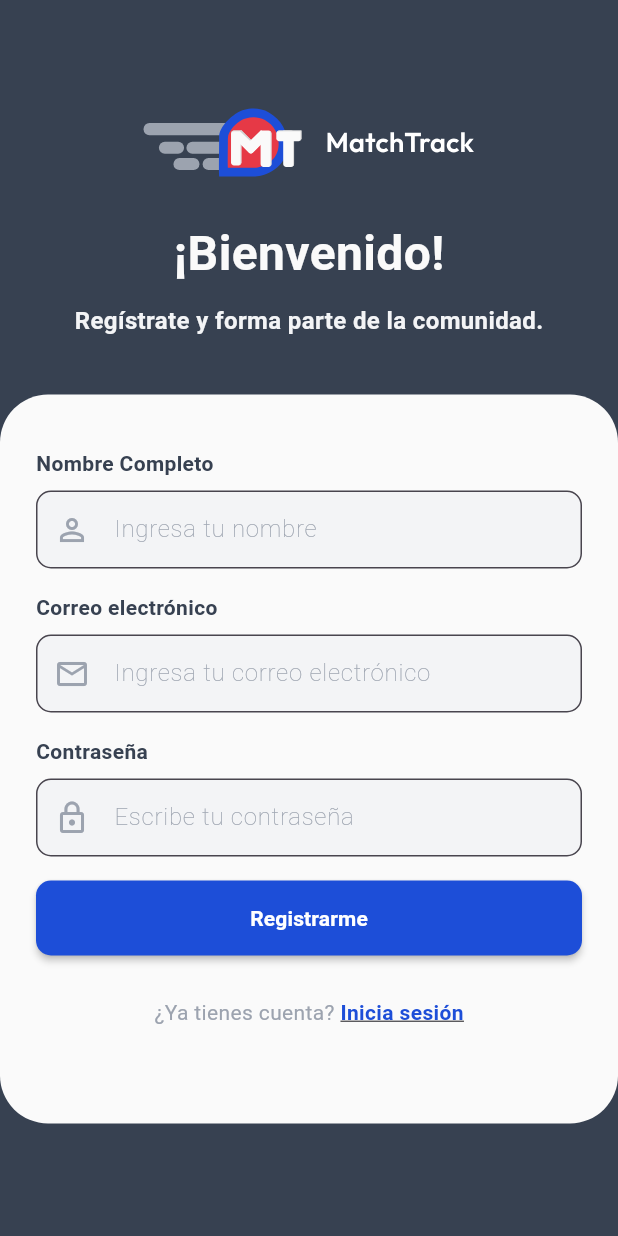
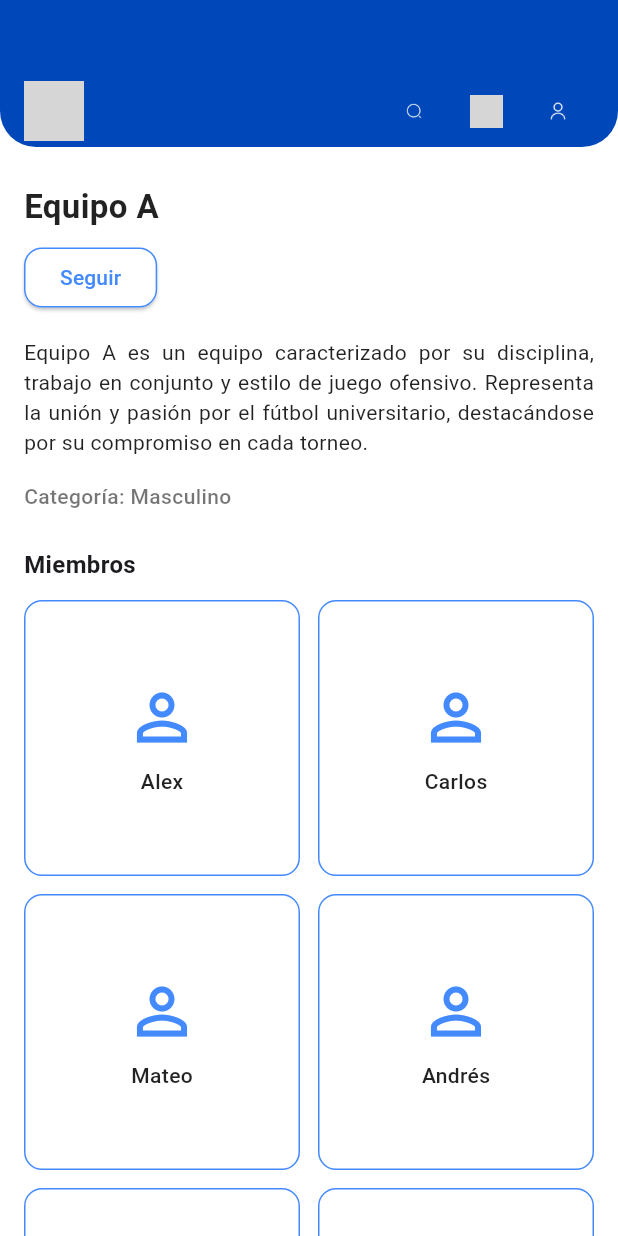
Before and after one commit to yei5/match_track, a Flutter app: the screen it shows after launch, on a phone screen of 412 x 824 dp. Run offline on Flutter 3.47's test engine with Material 3 defaults, Android fonts, the phone set to English and light mode, and no system bars; our stand-ins replace flutter_bloc, flutter_dotenv, flutter_svg, supabase_flutter; accounts and stored records are empty; grey boxes are pictures that could not be loaded.

Commit message:
structure screen team details

```diff
--- /dev/null
+++ b/lib/features/team_details/ui/screens/details_screen.dart
@@ -0,0 +1,182 @@
+import 'package:flutter/material.dart';
+
+class TeamDetailsScreen extends StatelessWidget {
+  const TeamDetailsScreen({super.key});
+
+  @override
+  Widget build(BuildContext context) {
+    final Map<String, dynamic> team = {
+      'name': 'Equipo A',
+      'description':
+          'Equipo A es un equipo caracterizado por su disciplina, trabajo en conjunto y estilo de juego ofensivo. Representa la unión y pasión por el fútbol universitario, destacándose por su compromiso en cada torneo.',
+      'category': 'Masculino',
+      'members': ['Alex', 'Carlos', 'Mateo', 'Andrés', 'Luis', 'David'],
+    };
+
+    return Scaffold(
+      backgroundColor: Colors.white,
+      body: SingleChildScrollView(
+        child: Column(
+          crossAxisAlignment: CrossAxisAlignment.start,
+          children: [
+            Container(
+              width: double.infinity,
+              padding: const EdgeInsets.only(top: 50, left: 16, right: 16),
+              decoration: const BoxDecoration(
+                color: Color(0xFF0048BA),
+                borderRadius: BorderRadius.only(
+                  bottomLeft: Radius.circular(24),
+                  bottomRight: Radius.circular(24),
+                ),
+              ),
+              child: Row(
+                mainAxisAlignment: MainAxisAlignment.spaceBetween,
+                children: [
+                  Image.asset('assets/header_logo.svg', height: 40),
+                  Row(
+                    children: [
+                      IconButton(
+                        onPressed: () {},
+                        icon: Image.asset(
+                          'assets/icons/Buscador_componente.png',
+                          height: 22,
+                        ),
+                      ),
+                      IconButton(
+                        onPressed: () {},
+                        icon: Image.asset(
+                          'assets/icons/Notifications.png',
+                          height: 22,
+                        ),
+                      ),
+                      IconButton(
+                        onPressed: () {},
+                        icon: Image.asset(
+                          'assets/icons/ProfileAction.png',
+                          height: 26,
+                        ),
+                      ),
+                    ],
+                  ),
+                ],
+              ),
+            ),
+
+            const SizedBox(height: 24),
+
+            Padding(
+              padding: const EdgeInsets.symmetric(horizontal: 16),
+              child: Column(
+                crossAxisAlignment: CrossAxisAlignment.start,
+                children: [
+                  Text(
+                    team['name'] as String,
+                    style: const TextStyle(
+                      fontWeight: FontWeight.bold,
+                      fontSize: 22,
+                      color: Colors.black87,
+                    ),
+                  ),
+                  const SizedBox(height: 8),
+                  ElevatedButton(
+                    onPressed: () {},
+                    style: ElevatedButton.styleFrom(
+                      backgroundColor: Colors.white,
+                      side: const BorderSide(color: Colors.blueAccent),
+                      shape: RoundedRectangleBorder(
+                        borderRadius: BorderRadius.circular(12),
+                      ),
+                    ),
+                    child: const Text(
+                      'Seguir',
+                      style: TextStyle(color: Colors.blueAccent),
+                    ),
+                  ),
+                ],
+              ),
+            ),
+
+            const SizedBox(height: 16),
+
+            Padding(
+              padding: const EdgeInsets.symmetric(horizontal: 16),
+              child: Text(
+                team['description'] as String,
+                style: const TextStyle(fontSize: 14, color: Colors.black87),
+                textAlign: TextAlign.justify,
+              ),
+            ),
+
+            const SizedBox(height: 16),
+
+            Padding(
+              padding: const EdgeInsets.symmetric(horizontal: 16),
+              child: Text(
+                'Categoría: ${team['category']}',
+                style: const TextStyle(
+                  fontSize: 14,
+                  fontWeight: FontWeight.w500,
+                  color: Colors.black54,
+                ),
+              ),
+            ),
+
+            const SizedBox(height: 24),
+
+            const Padding(
+              padding: EdgeInsets.symmetric(horizontal: 16),
+              child: Text(
+                'Miembros',
+                style: TextStyle(fontWeight: FontWeight.bold, fontSize: 16),
+              ),
+            ),
+            const SizedBox(height: 12),
+
+            Padding(
+              padding: const EdgeInsets.symmetric(horizontal: 16),
+              child: GridView.builder(
+                shrinkWrap: true,
+                physics: const NeverScrollableScrollPhysics(),
+                itemCount: (team['members'] as List).length,
+                gridDelegate: const SliverGridDelegateWithFixedCrossAxisCount(
+                  crossAxisCount: 2,
+                  crossAxisSpacing: 12,
+                  mainAxisSpacing: 12,
+                  childAspectRatio: 1,
+                ),
+                itemBuilder: (context, index) {
+                  final name = (team['members'] as List<String>)[index];
+                  return Container(
+                    decoration: BoxDecoration(
+                      border: Border.all(color: Colors.blueAccent),
+                      borderRadius: BorderRadius.circular(12),
+                    ),
+                    child: Column(
+                      mainAxisAlignment: MainAxisAlignment.center,
+                      children: [
+                        const Icon(
+                          Icons.person_outline,
+                          color: Colors.blueAccent,
+                          size: 50,
+                        ),
+                        const SizedBox(height: 8),
+                        Text(
+                          name,
+                          style: const TextStyle(
+                            color: Colors.black87,
+                            fontWeight: FontWeight.w500,
+                          ),
+                        ),
+                      ],
+                    ),
+                  );
+                },
+              ),
+            ),
+            const SizedBox(height: 24),
+          ],
+        ),
+      ),
+    );
+  }
+}
--- a/lib/main.dart
+++ b/lib/main.dart
@@ -1,16 +1,22 @@
 // lib/main.dart
 import 'package:flutter/material.dart';
-import 'features/profile/ui/screens/profile_page.dart';
 import 'package:flutter_bloc/flutter_bloc.dart';
 import 'package:flutter_dotenv/flutter_dotenv.dart';
 import 'package:supabase_flutter/supabase_flutter.dart';
-import 'package:match_track/features/auth/ui/bloc/signup_bloc.dart';
-import 'package:match_track/features/auth/ui/screens/signup_screen.dart';
-import 'package:match_track/features/auth/ui/screens/login_screen.dart';
+
+// 🔹 Imports de tus pantallas existentes
+import 'features/auth/ui/bloc/signup_bloc.dart';
+import 'features/auth/ui/screens/signup_screen.dart';
+import 'features/auth/ui/screens/login_screen.dart';
+import 'features/profile/ui/screens/profile_page.dart';
+
+// 🔹 Import de tu nueva pantalla
+import 'features/team_details/ui/screens/details_screen.dart';
 
 Future<void> main() async {
   WidgetsFlutterBinding.ensureInitialized();
 
+  // Inicialización de entorno y Supabase
   await dotenv.load(fileName: ".env");
   final supabaseUrl = dotenv.env['SUPABASE_URL']!;
   final supabaseAnonKey = dotenv.env['SUPABASE_ANON_KEY']!;
@@ -21,7 +27,7 @@
 }
 
 class MyApp extends StatelessWidget {
-  const MyApp({Key? key}) : super(key: key);
+  const MyApp({super.key});
 
   @override
   Widget build(BuildContext context) {
@@ -30,12 +36,17 @@
       theme: ThemeData.from(
         colorScheme: ColorScheme.fromSeed(seedColor: Colors.deepPurple),
       ),
-      initialRoute: '/signup',
+
+      // 🔹 TEMPORAL: inicia directamente en tu pantalla para probarla
+      initialRoute: '/team-details',
+
+      // 🔹 Rutas de toda la app
       routes: {
         '/signup': (_) =>
             BlocProvider(create: (_) => SignupBloc(), child: SignupScreen()),
         '/login': (_) => const LoginScreen(),
         '/profile': (_) => const ProfilePage(),
+        '/team-details': (_) => const TeamDetailsScreen(), // 👈 nueva ruta
       },
     );
   }
--- a/pubspec.yaml
+++ b/pubspec.yaml
@@ -48,7 +48,7 @@ dev_dependencies:
   # activated in the `analysis_options.yaml` file located at the root of your
   # package. See that file for information about deactivating specific lint
   # rules and activating additional ones.
-  flutter_lints: ^5.0.0
+  flutter_lints: ^6.0.0
 
 # For information on the generic Dart part of this file, see the
 # following page: https://dart.dev/tools/pub/pubspec
@@ -59,6 +59,7 @@ flutter:
   assets:
     - .env
     - assets/
+    - assets/icons/
 
   # The following line ensures that the Material Icons font is
   # included with your application, so that you can use the icons in
```
Also changed, not shown: assets/icons/Buscador_componente.png (added), assets/icons/Notifactions.png (added), assets/icons/ProfileAction.png (added), pubspec.lock.
